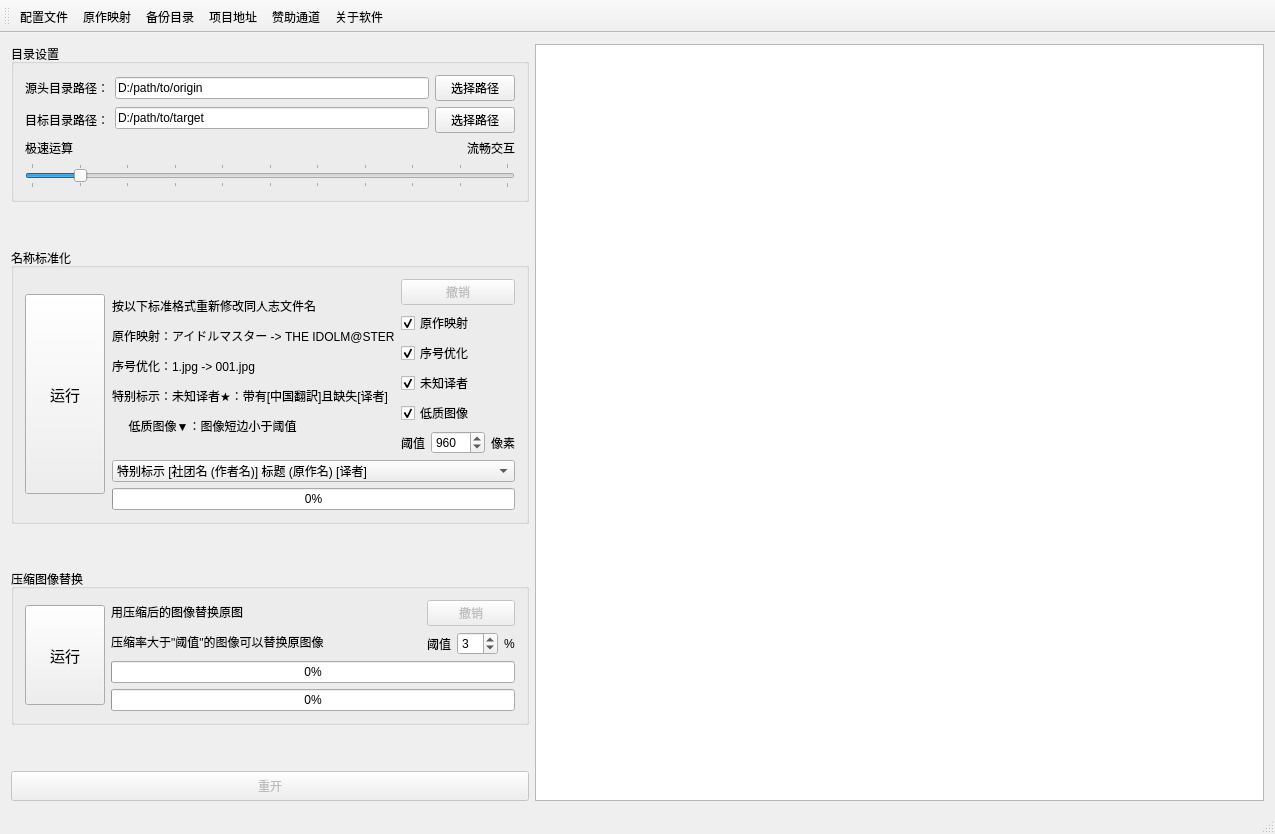
Sandiagal/DoujinFix, file src/mainwindow.ui: the form before one commit.
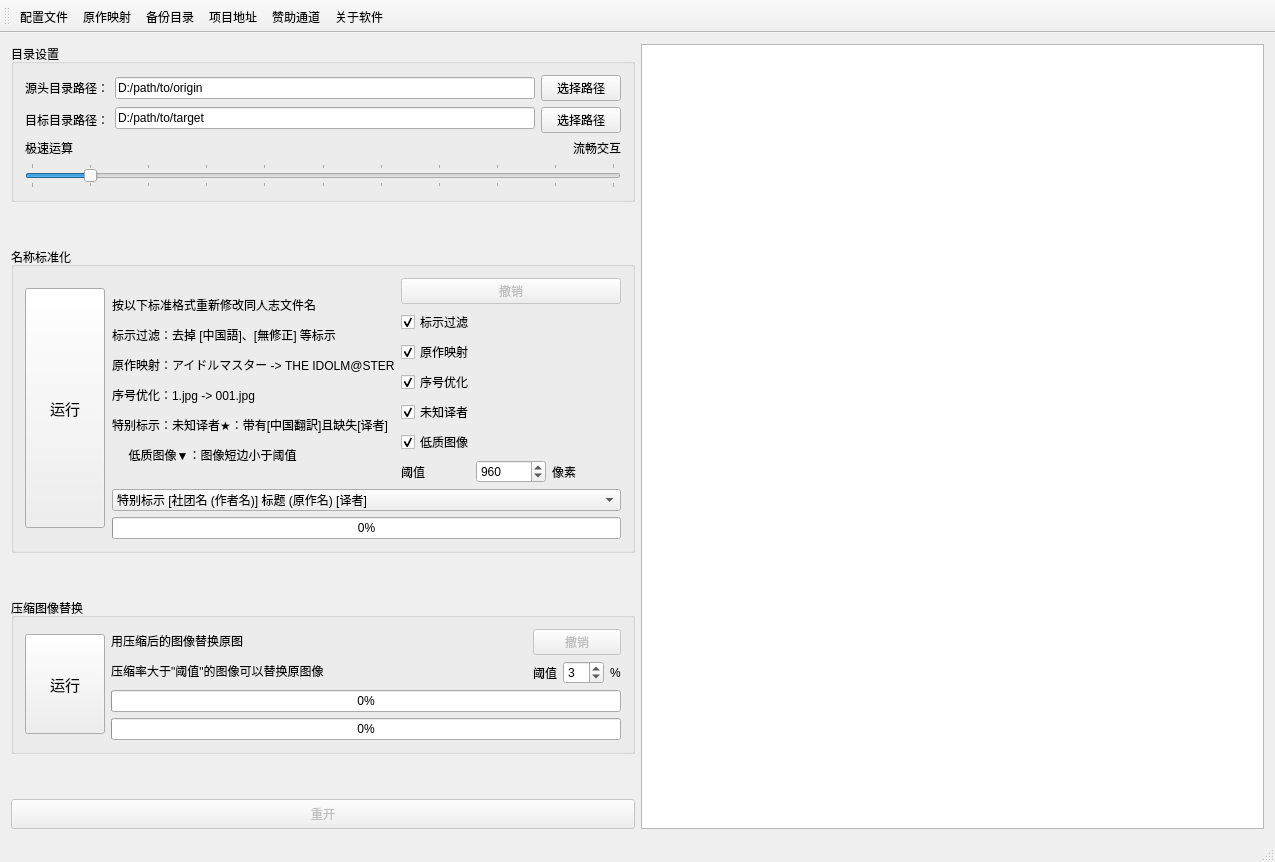
The form after the commit. Icons and pictures are not drawn. Custom widgets are drawn as their Qt base class.

```diff
--- a/src/mainwindow.ui
+++ b/src/mainwindow.ui
@@ -10,7 +10,7 @@
     <x>0</x>
     <y>0</y>
     <width>1275</width>
-    <height>834</height>
+    <height>862</height>
    </rect>
   </property>
   <property name="sizePolicy">
@@ -29,7 +29,7 @@
    <property name="acceptDrops">
     <bool>true</bool>
    </property>
-   <layout class="QHBoxLayout" name="horizontalLayout_9" stretch="0,1">
+   <layout class="QHBoxLayout" name="horizontalLayout_9" stretch="0,0">
     <item>
      <layout class="QVBoxLayout" name="verticalLayout_2">
       <item>
@@ -204,7 +204,7 @@
              <property name="minimumSize">
               <size>
                <width>0</width>
-               <height>200</height>
+               <height>240</height>
               </size>
              </property>
              <property name="font">
@@ -237,7 +237,7 @@
                   <enum>QFrame::Plain</enum>
                  </property>
                  <property name="text">
-                  <string>&lt;html&gt;&lt;head/&gt;&lt;body&gt;&lt;p&gt;按以下标准格式重新修改同人志文件名&lt;/p&gt;&lt;p&gt;原作映射：アイドルマスター -&amp;gt; THE IDOLM@STER&lt;/p&gt;&lt;p&gt;序号优化：1.jpg -&amp;gt; 001.jpg&lt;/p&gt;&lt;p&gt;特别标示：未知译者★：带有[中国翻訳]且缺失[译者] &lt;/p&gt;&lt;p&gt;&amp;nbsp;&amp;nbsp;&amp;nbsp;&amp;nbsp;&amp;nbsp;低质图像▼：图像短边小于阈值&lt;/p&gt;&lt;/body&gt;&lt;/html&gt;</string>
+                  <string>&lt;html&gt;&lt;head/&gt;&lt;body&gt;&lt;p&gt;按以下标准格式重新修改同人志文件名&lt;/p&gt;&lt;p&gt;标示过滤：去掉 [中国語]、[無修正] 等标示&lt;/p&gt;&lt;p&gt;原作映射：アイドルマスター -&amp;gt; THE IDOLM@STER&lt;/p&gt;&lt;p&gt;序号优化：1.jpg -&amp;gt; 001.jpg&lt;/p&gt;&lt;p&gt;特别标示：未知译者★：带有[中国翻訳]且缺失[译者] &lt;/p&gt;&lt;p&gt;     低质图像▼：图像短边小于阈值&lt;/p&gt;&lt;/body&gt;&lt;/html&gt;</string>
                  </property>
                  <property name="textFormat">
                   <enum>Qt::AutoText</enum>
@@ -265,6 +265,16 @@
                    </property>
                   </widget>
                  </item>
+                 <item>
+                  <widget class="QCheckBox" name="checkBox_5">
+                   <property name="text">
+                    <string>标示过滤</string>
+                   </property>
+                   <property name="checked">
+                    <bool>true</bool>
+                   </property>
+                  </widget>
+                 </item>
                  <item>
                   <widget class="QCheckBox" name="checkBox_2">
                    <property name="text">
```
